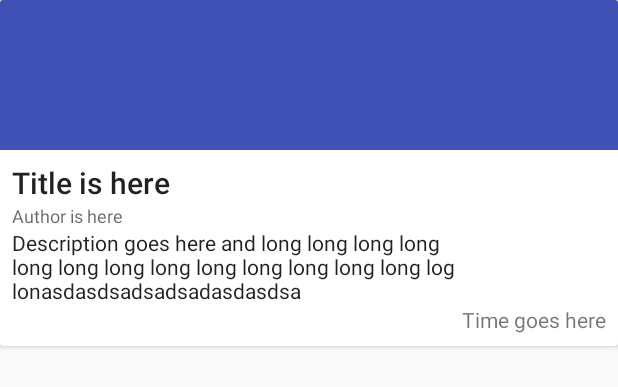
After one commit to lednhatkhanh/TheNewsReader, an Android app: the layout news_list_item.xml on its own in the app's theme, with its tools: preview values and no code run, on a phone screen of 412 x 824 dp. The commit adds this screen. Shown: the top 387 px of the screen. Run offline under Robolectric (Android 15) with nearby library versions, the phone set to English and light mode, and no system bars.

Commit message:
Xml for the list item

```diff
--- a/app/src/main/res/layout/activity_main.xml
+++ b/app/src/main/res/layout/activity_main.xml
@@ -1,6 +1,7 @@
 <?xml version="1.0" encoding="utf-8"?>
-<RelativeLayout xmlns:android="http://schemas.android.com/apk/res/android"
+<FrameLayout xmlns:android="http://schemas.android.com/apk/res/android"
     xmlns:tools="http://schemas.android.com/tools"
+    xmlns:app="http://schemas.android.com/apk/res-auto"
     android:id="@+id/activity_main"
     android:layout_width="match_parent"
     android:layout_height="match_parent"
@@ -10,8 +11,9 @@
     android:paddingTop="@dimen/activity_vertical_margin"
     tools:context="com.lednhatkhanh.thenewsreader.MainActivity">
 
-    <TextView
-        android:layout_width="wrap_content"
-        android:layout_height="wrap_content"
-        android:text="Hello World!" />
-</RelativeLayout>
+    <android.support.v7.widget.RecyclerView
+        android:id="@+id/newsRecyclerView"
+        android:layout_width="match_parent"
+        android:layout_height="match_parent"/>
+
+</FrameLayout>
--- /dev/null
+++ b/app/src/main/res/layout/news_list_item.xml
@@ -0,0 +1,66 @@
+<?xml version="1.0" encoding="utf-8"?>
+<android.support.v7.widget.CardView
+    xmlns:android="http://schemas.android.com/apk/res/android"
+    xmlns:app="http://schemas.android.com/apk/res-auto"
+    xmlns:tools="http://schemas.android.com/tools"
+    android:layout_width="match_parent"
+    android:layout_height="wrap_content">
+
+    <android.support.constraint.ConstraintLayout
+        android:layout_width="match_parent"
+        android:layout_height="match_parent"
+        android:paddingBottom="8dp">
+        <ImageView
+            android:id="@+id/articleImageView"
+            android:layout_width="0dp"
+            android:layout_height="100dp"
+            android:background="@color/colorPrimary"
+            tools:ignore="ContentDescription"
+            app:layout_constraintTop_toTopOf="parent"
+            app:layout_constraintLeft_toLeftOf="parent"
+            app:layout_constraintRight_toRightOf="parent"/>
+
+        <TextView
+            android:id="@+id/articleTitleTextView"
+            android:layout_width="0dp"
+            android:layout_height="wrap_content"
+            app:layout_constraintTop_toBottomOf="@id/articleImageView"
+            app:layout_constraintLeft_toLeftOf="@id/articleImageView"
+            app:layout_constraintRight_toRightOf="@id/articleImageView"
+            android:layout_marginTop="8dp"
+            android:layout_marginStart="8dp"
+            android:layout_marginEnd="8dp"
+            android:text="Title is here"
+            android:textAppearance="@style/TextAppearance.AppCompat.Title" />
+
+        <TextView
+            android:id="@+id/articleAuthorTextView"
+            android:layout_width="0dp"
+            android:layout_height="wrap_content"
+            app:layout_constraintTop_toBottomOf="@id/articleTitleTextView"
+            app:layout_constraintLeft_toLeftOf="@id/articleTitleTextView"
+            android:text="Author is here"
+            android:textAppearance="@style/TextAppearance.AppCompat.Caption" />
+
+        <TextView
+            android:id="@+id/articleDescriptionTextView"
+            android:layout_width="0dp"
+            android:layout_height="wrap_content"
+            app:layout_constraintTop_toBottomOf="@id/articleAuthorTextView"
+            app:layout_constraintLeft_toLeftOf="@id/articleTitleTextView"
+            app:layout_constraintRight_toRightOf="@id/articleTitleTextView"
+            android:text="Description goes here and long long long long long long long long long long long long long log lonasdasdsadsadsadasdasdsa"
+            android:textAppearance="@style/TextAppearance.AppCompat.Body1"/>
+
+        <TextView
+            android:id="@+id/articlePublishedAtTextView"
+            android:layout_width="0dp"
+            android:layout_height="wrap_content"
+            app:layout_constraintTop_toBottomOf="@id/articleDescriptionTextView"
+            app:layout_constraintRight_toRightOf="parent"
+            android:text="Time goes here"
+            android:textAppearance="@style/TextAppearance.AppCompat.Small"
+            android:layout_marginRight="8dp"/>
+
+    </android.support.constraint.ConstraintLayout>
+</android.support.v7.widget.CardView>
```
